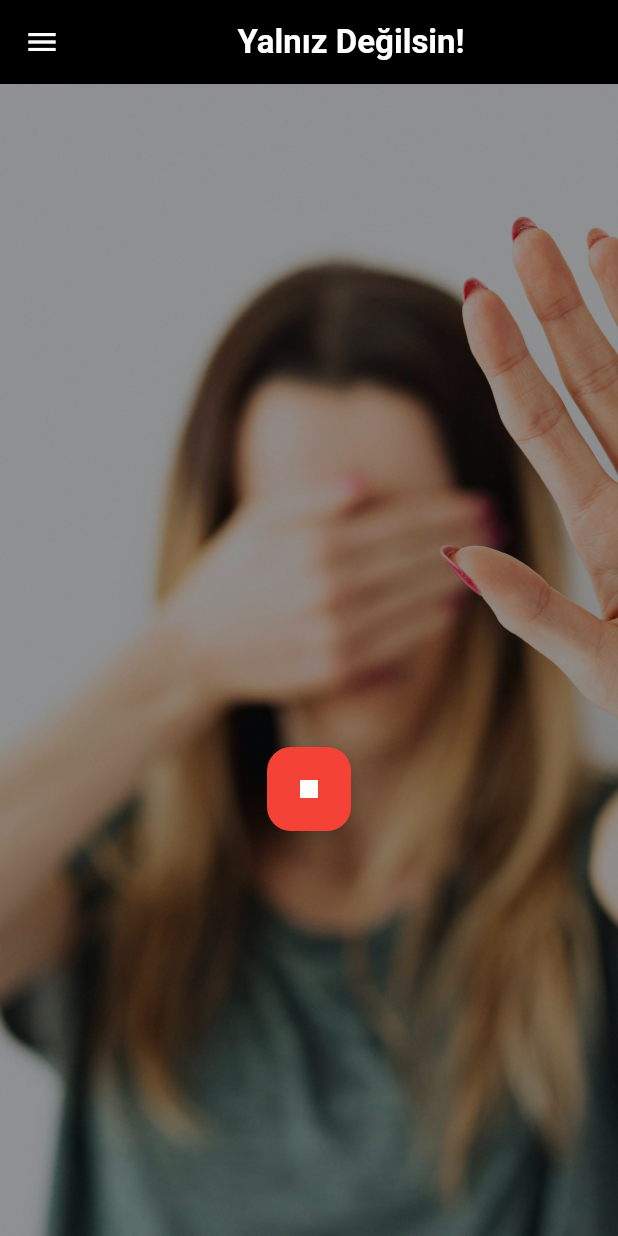
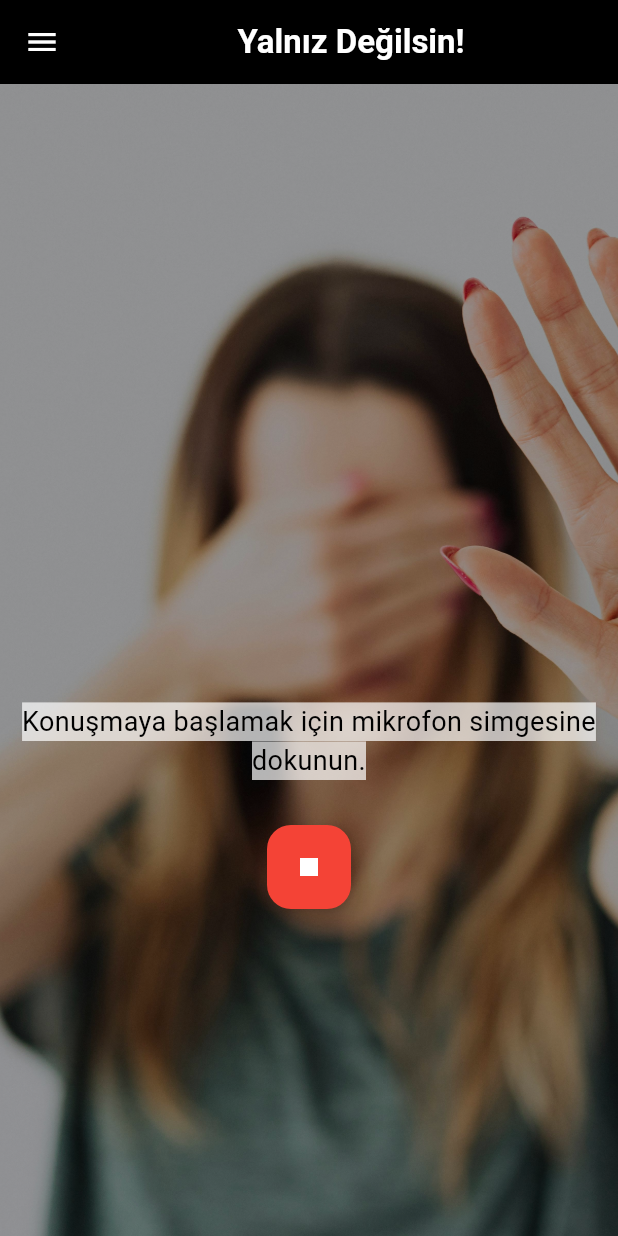
Before and after one commit to doguclks/YalnizDegilsin_Mobile_App_Project, a Flutter app: the HomePage screen opened directly, after a tap on the "mic" icon, on a phone screen of 412 x 824 dp. Run offline on Flutter 3.47's test engine with Material 3 defaults, Android fonts, the phone set to English and light mode, and no system bars; our stand-ins replace cloud_firestore, firebase_auth, firebase_core, speech_to_text; missing offline and left inert: page_animation_transition, record; accounts and stored records are empty.

Commit message:
version 7

```diff
--- a/lib/main.dart
+++ b/lib/main.dart
@@ -1,5 +1,6 @@
 import 'package:app/colors/colors.dart';
 import 'package:app/firebase_options.dart';
+import 'package:app/pages/home.dart';
 import 'package:app/pages/how_to_use_screen.dart';
 import 'package:app/pages/login.dart';
 import 'package:app/pages/sms_verification.dart';
@@ -35,7 +36,7 @@ class MyApp extends StatelessWidget {
             hintStyle: TextStyle(color: Colors.grey)),
         useMaterial3: true,
       ),
-      home: SplashScreen(),
+      home: HomePage(),
     );
   }
 }
--- a/lib/pages/home.dart
+++ b/lib/pages/home.dart
@@ -1,11 +1,8 @@
 import 'package:app/colors/colors.dart';
 import 'package:app/components/drawer_component.dart';
-import 'package:app/functions/record_functions.dart';
-import 'package:app/widgets/audio_button_widget.dart';
-import 'package:app/widgets/record_button_widget.dart';
 import 'package:flutter/material.dart';
+import 'package:speech_to_text/speech_to_text.dart' as stt;
 
-// ignore: must_be_immutable
 class HomePage extends StatefulWidget {
   HomePage({super.key});
 
@@ -16,17 +13,62 @@ class HomePage extends StatefulWidget {
 class _HomePageState extends State<HomePage> {
   String appBarText = "Yalnız Değilsin!";
   bool isRecording = false;
+  String recognizedText = ""; // Konuşmadan algılanan metin
+
+  late stt.SpeechToText speech;
+
+  @override
+  void initState() {
+    super.initState();
+    speech = stt.SpeechToText();
+  }
+
+  void startRecording() async {
+    bool available = await speech.initialize(
+      onStatus: (status) => print("Durum: $status"),
+      onError: (error) => print("Hata: $error"),
+    );
+
+    if (available) {
+      setState(() {
+        isRecording = true;
+        recognizedText = ""; // Önceki metni sıfırla
+      });
+      speech.listen(
+        onResult: (result) {
+          setState(() {
+            recognizedText = result.recognizedWords;
+          });
+        },
+      );
+    } else {
+      setState(() {
+        isRecording = false;
+      });
+      print("Speech recognition is not available.");
+    }
+  }
+
+  void stopRecording() {
+    speech.stop();
+    setState(() {
+      isRecording = false;
+    });
+  }
 
   @override
   Widget build(BuildContext context) {
     return Scaffold(
       appBar: AppBar(
         title: Center(
-            child: Text(
-          appBarText,
-          style: const TextStyle(
-              fontWeight: FontWeight.bold, color: AppColors.textColor),
-        )),
+          child: Text(
+            appBarText,
+            style: const TextStyle(
+              fontWeight: FontWeight.bold,
+              color: AppColors.textColor,
+            ),
+          ),
+        ),
       ),
       drawer: const DrawerComponent(),
       body: Container(
@@ -34,13 +76,24 @@ class _HomePageState extends State<HomePage> {
           image: DecorationImage(
             opacity: 0.7,
             image: AssetImage('assets/images/woman_stop.jpg'),
-            fit: BoxFit.cover, // Tam ekran doldurur
+            fit: BoxFit.cover,
           ),
         ),
         child: Column(
           children: [
             SizedBox(
               height: MediaQuery.of(context).size.height / 2,
+            ),
+            Text(
+              recognizedText.isEmpty
+                  ? "Konuşmaya başlamak için mikrofon simgesine dokunun."
+                  : recognizedText,
+              style: const TextStyle(
+                fontSize: 18,
+                color: Colors.black,
+                backgroundColor: Colors.white70,
+              ),
+              textAlign: TextAlign.center,
             ),
             const SizedBox(
               height: 30,
@@ -50,14 +103,8 @@ class _HomePageState extends State<HomePage> {
                 onPressed: () {
                   if (isRecording) {
                     stopRecording();
-                    setState(() {
-                      isRecording = false;
-                    });
                   } else {
                     startRecording();
-                    setState(() {
-                      isRecording = true;
-                    });
                   }
                 },
                 backgroundColor:
@@ -67,7 +114,7 @@ class _HomePageState extends State<HomePage> {
                   color: Colors.white,
                 ),
               ),
-            )
+            ),
           ],
         ),
       ),
--- a/pubspec.yaml
+++ b/pubspec.yaml
@@ -40,6 +40,7 @@ dependencies:
   cloud_firestore: ^5.5.1
   record: ^5.2.0
   path_provider: ^2.1.5
+  speech_to_text: ^7.0.0
 
 dev_dependencies:
   flutter_test:
```
Also changed, not shown: lib/functions/speech_to_text_function.dart (added, +30 -0 lines), lib/widgets/audio_button_widget.dart (deleted, +0 -92 lines), pubspec.lock, 2 other files.
